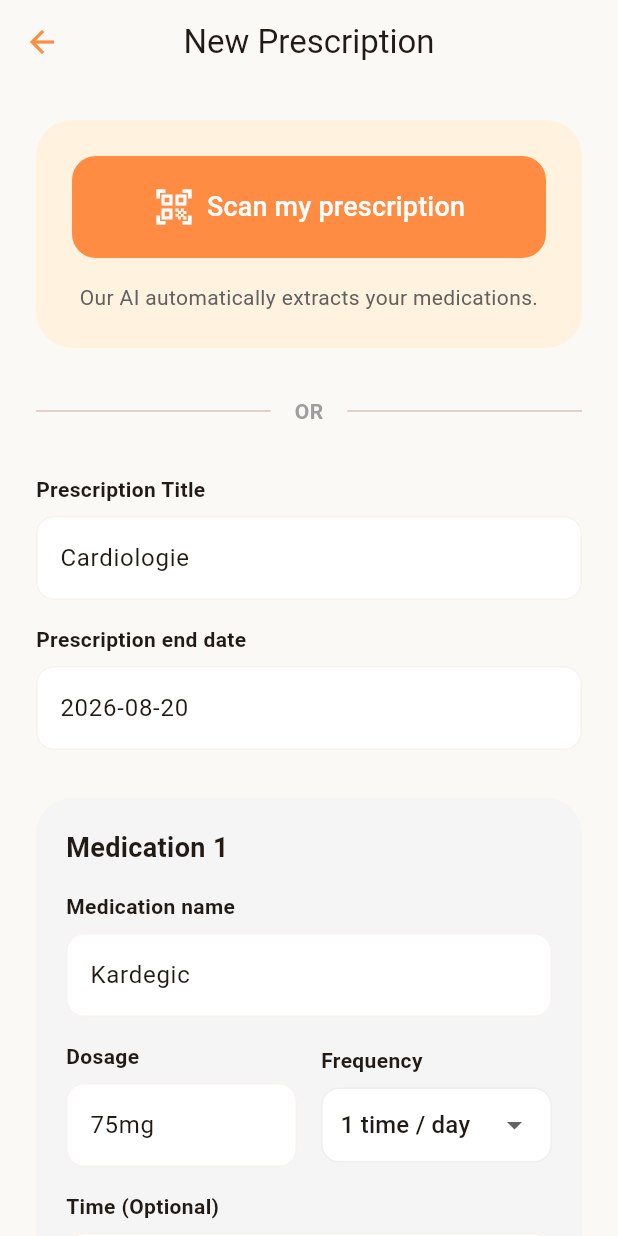
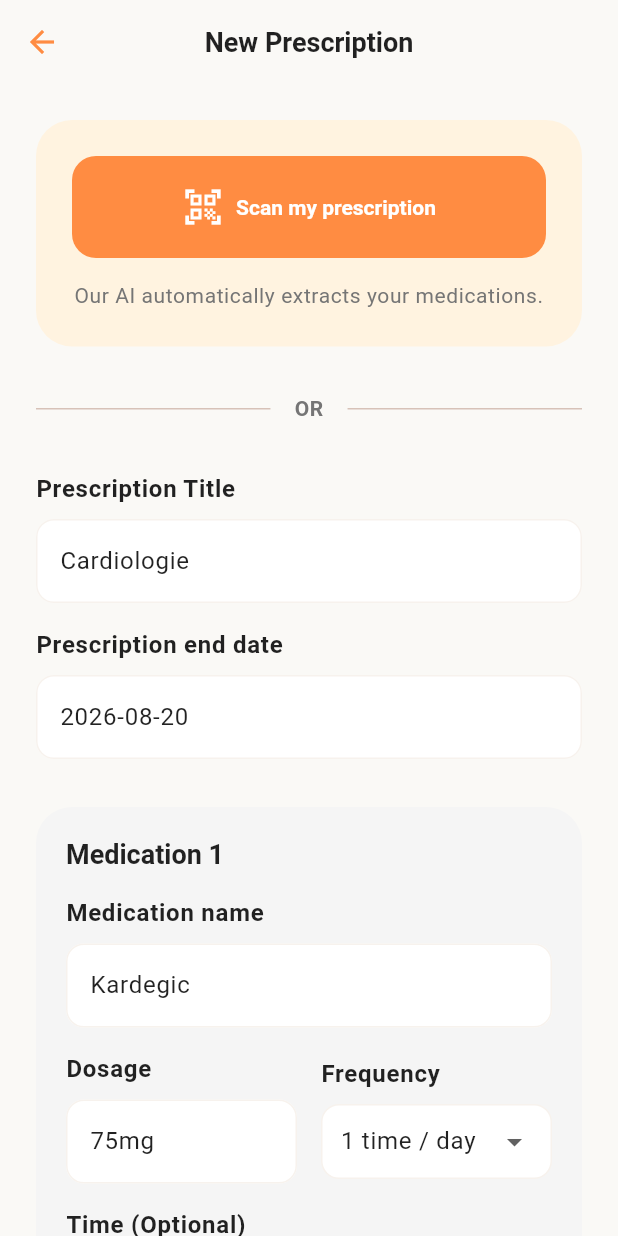
Before and after one commit to Shuvlyy/hec-app, a Flutter app: the EditPrescriptionPage screen opened by its route, after a tap on "Scan my prescription", on a phone screen of 412 x 824 dp. Run offline on Flutter 3.47's test engine with Material 3 defaults, Android fonts, the phone set to English and light mode, and no system bars; our stand-ins replace flutter_local_notifications, flutter_riverpod, gap, go_router, native_glass_navbar, timezone; missing offline and left inert: a package.

Commit message:
v2-alpha

```diff
--- a/app/lib/routing/router.dart
+++ b/app/lib/routing/router.dart
@@ -3,6 +3,7 @@ import 'package:go_router/go_router.dart';
 import 'package:repill/ui/main_screen.dart';
 import 'package:repill/ui/home_page.dart';
 import 'package:repill/ui/prescriptions_page.dart';
+import 'package:repill/ui/prescription_details_page.dart';
 import 'package:repill/ui/edit_prescription_page.dart';
 import 'package:repill/ui/medication_details_page.dart';
 
@@ -28,6 +29,11 @@ final router = GoRouter(
           pageBuilder: (context, state) => const NoTransitionPage(child: PrescriptionsPage()),
           routes: [
             GoRoute(
+              path: 'details/:id',
+              parentNavigatorKey: _rootNavigatorKey,
+              builder: (context, state) => PrescriptionDetailsPage(prescriptionId: state.pathParameters['id']!),
+            ),
+            GoRoute(
               path: 'add',
               parentNavigatorKey: _rootNavigatorKey,
               builder: (context, state) => const EditPrescriptionPage(),
--- a/app/lib/theme/app_theme.dart
+++ b/app/lib/theme/app_theme.dart
@@ -1,15 +1,23 @@
 import 'package:flutter/material.dart';
 
 class AppTheme {
-  // New warmer, orange-y palette
-  static const primaryOrange = Color(0xFFFF8C42); // Vibrant warm orange
-  static const secondaryAmber = Color(0xFFFFB347); // Softer amber/orange
-  static const accentCoral = Color(0xFFFF6B6B); // Warm coral/red for alerts
-  static const backgroundColor = Color(0xFFFAF9F6); // Even warmer white (creamier)
+  // Color palette
+  static const primaryOrange = Color(0xFFFF8C42);
+  static const secondaryAmber = Color(0xFFFFB347);
+  static const accentCoral = Color(0xFFFF6B6B);
+  static const backgroundColor = Color(0xFFFAF9F6);
   static const surfaceColor = Colors.white;
-  static const cardBorderColor = Color(0xFFF7F2ED); // Adjusted border for new BG
+  static const cardBorderColor = Color(0xFFF7F2ED);
+
+  // Harmonized Font Sizes
+  static const double sizeHeading = 24.0;
+  static const double sizeTitle = 18.0;
+  static const double sizeBody = 16.0;
+  static const double sizeCaption = 14.0;
 
   static ThemeData get light {
+    final baseTextTheme = ThemeData.light().textTheme;
+
     return ThemeData(
       useMaterial3: true,
       colorScheme: ColorScheme.fromSeed(
@@ -27,6 +35,31 @@ class AppTheme {
         elevation: 0,
         centerTitle: true,
         iconTheme: IconThemeData(color: primaryOrange),
+        titleTextStyle: TextStyle(
+          fontSize: sizeTitle,
+          fontWeight: FontWeight.bold,
+          color: Colors.black87,
+        ),
+      ),
+      textTheme: baseTextTheme.copyWith(
+        headlineMedium: baseTextTheme.headlineMedium?.copyWith(
+          fontSize: sizeHeading,
+          fontWeight: FontWeight.bold,
+          color: Colors.black87,
+        ),
+        titleLarge: baseTextTheme.titleLarge?.copyWith(
+          fontSize: sizeTitle,
+          fontWeight: FontWeight.bold,
+          color: Colors.black87,
+        ),
+        bodyLarge: baseTextTheme.bodyLarge?.copyWith(
+          fontSize: sizeBody,
+          color: Colors.black87,
+        ),
+        bodySmall: baseTextTheme.bodySmall?.copyWith(
+          fontSize: sizeCaption,
+          color: Colors.grey.shade600,
+        ),
       ),
       cardTheme: CardThemeData(
         color: surfaceColor,
@@ -40,6 +73,10 @@ class AppTheme {
         style: FilledButton.styleFrom(
           backgroundColor: primaryOrange,
           foregroundColor: Colors.white,
+          textStyle: const TextStyle(
+            fontSize: sizeBody,
+            fontWeight: FontWeight.bold,
+          ),
           shape: RoundedRectangleBorder(
             borderRadius: BorderRadius.circular(16),
           ),
@@ -50,6 +87,10 @@ class AppTheme {
         style: ElevatedButton.styleFrom(
           backgroundColor: primaryOrange,
           foregroundColor: Colors.white,
+          textStyle: const TextStyle(
+            fontSize: sizeCaption,
+            fontWeight: FontWeight.bold,
+          ),
           elevation: 0,
           shape: RoundedRectangleBorder(
             borderRadius: BorderRadius.circular(12),
@@ -59,6 +100,8 @@ class AppTheme {
       inputDecorationTheme: InputDecorationTheme(
         filled: true,
         fillColor: Colors.white,
+        hintStyle: const TextStyle(fontSize: sizeCaption),
+        labelStyle: const TextStyle(fontSize: sizeCaption),
         border: OutlineInputBorder(
           borderRadius: BorderRadius.circular(12),
           borderSide: const BorderSide(color: cardBorderColor),
--- a/app/lib/ui/edit_prescription_page.dart
+++ b/app/lib/ui/edit_prescription_page.dart
@@ -99,7 +99,6 @@ class _EditPrescriptionPageState extends ConsumerState<EditPrescriptionPage> {
       _isScanning = false;
       _titleController.text = "Cardiologie";
 
-      // Clear existing and add scan results
       for (var med in _medications) {
         med.dispose();
       }
@@ -161,25 +160,28 @@ class _EditPrescriptionPageState extends ConsumerState<EditPrescriptionPage> {
             if (widget.prescriptionId == null) ...[
               _buildScanButton(l10n),
               const Gap(32),
-              const Row(
+              Row(
                 children: [
-                  Expanded(child: Divider()),
+                  const Expanded(child: Divider()),
                   Padding(
-                    padding: EdgeInsets.symmetric(horizontal: 16),
-                    child: Text("OR", style: TextStyle(color: Colors.grey, fontWeight: FontWeight.bold)),
+                    padding: const EdgeInsets.symmetric(horizontal: 16),
+                    child: Text(
+                      "OR",
+                      style: Theme.of(context).textTheme.bodySmall?.copyWith(fontWeight: FontWeight.bold),
+                    ),
                   ),
-                  Expanded(child: Divider()),
+                  const Expanded(child: Divider()),
                 ],
               ),
               const Gap(32),
             ],
-            _buildTextField(l10n.prescriptionTitle, "e.g., Diabetes", _titleController),
+            _buildTextField(context, l10n.prescriptionTitle, "e.g., Diabetes", _titleController),
             const Gap(16),
-            _buildTextField(l10n.prescriptionEndDate, "yyyy-mm-dd", _dateController),
+            _buildTextField(context, l10n.prescriptionEndDate, "yyyy-mm-dd", _dateController),
             const Gap(32),
             ..._medications.asMap().entries.map((entry) => Padding(
               padding: const EdgeInsets.only(bottom: 24),
-              child: _buildMedicationForm(l10n, entry.key, entry.value),
+              child: _buildMedicationForm(context, l10n, entry.key, entry.value),
             )),
             OutlinedButton.icon(
               onPressed: _addMedication,
@@ -189,23 +191,26 @@ class _EditPrescriptionPageState extends ConsumerState<EditPrescriptionPage> {
                 foregroundColor: const Color(0xFFFF8C42),
                 side: const BorderSide(color: Color(0xFFFF8C42)),
                 padding: const EdgeInsets.symmetric(vertical: 16),
+                textStyle: const TextStyle(fontSize: 16, fontWeight: FontWeight.bold),
                 shape: RoundedRectangleBorder(borderRadius: BorderRadius.circular(16)),
               ),
             ),
             const Gap(40),
             FilledButton(
               onPressed: _save,
-              child: Text(l10n.savePrescription, style: const TextStyle(fontSize: 18, fontWeight: FontWeight.bold)),
+              child: Text(l10n.savePrescription),
             ),
             if (widget.prescriptionId != null) ...[
               const Gap(16),
               TextButton.icon(
                 onPressed: _delete,
                 icon: const Icon(Icons.delete_outline, color: Colors.red),
-                label: const Text("Delete Prescription", style: TextStyle(color: Colors.red, fontWeight: FontWeight.bold)),
+                label: const Text(
+                  "Delete Prescription",
+                  style: TextStyle(color: Colors.red, fontWeight: FontWeight.bold, fontSize: 16),
+                ),
                 style: TextButton.styleFrom(
                   padding: const EdgeInsets.symmetric(vertical: 16),
-                  overlayColor: Colors.red,
                 ),
               ),
             ],
@@ -232,7 +237,7 @@ class _EditPrescriptionPageState extends ConsumerState<EditPrescriptionPage> {
               icon: _isScanning
                 ? const SizedBox(width: 20, height: 20, child: CircularProgressIndicator(strokeWidth: 2, color: Colors.white))
                 : const Icon(Icons.qr_code_scanner, size: 28),
-              label: Text(_isScanning ? "Scanning..." : l10n.scanMyPrescription, style: const TextStyle(fontSize: 18)),
+              label: Text(_isScanning ? "Scanning..." : l10n.scanMyPrescription),
               style: ElevatedButton.styleFrom(
                 backgroundColor: const Color(0xFFFF8C42),
                 foregroundColor: Colors.white,
@@ -246,28 +251,32 @@ class _EditPrescriptionPageState extends ConsumerState<EditPrescriptionPage> {
           Text(
             l10n.aiScanDescription,
             textAlign: TextAlign.center,
-            style: TextStyle(color: Colors.grey.shade700, fontSize: 14),
+            style: Theme.of(context).textTheme.bodySmall,
           ),
         ],
       ),
     );
   }
 
-  Widget _buildTextField(String label, String hint, TextEditingController controller) {
+  Widget _buildTextField(BuildContext context, String label, String hint, TextEditingController controller) {
     return Column(
       crossAxisAlignment: CrossAxisAlignment.start,
       children: [
-        Text(label, style: const TextStyle(fontWeight: FontWeight.bold, fontSize: 14)),
+        Text(
+          label,
+          style: Theme.of(context).textTheme.bodyLarge?.copyWith(fontWeight: FontWeight.bold),
+        ),
         const Gap(8),
         TextField(
           controller: controller,
+          style: Theme.of(context).textTheme.bodyLarge,
           decoration: InputDecoration(hintText: hint),
         ),
       ],
     );
   }
 
-  Widget _buildMedicationForm(AppLocalizations l10n, int index, MedicationFormState medState) {
+  Widget _buildMedicationForm(BuildContext context, AppLocalizations l10n, int index, MedicationFormState medState) {
     return Container(
       padding: const EdgeInsets.all(20),
       decoration: BoxDecoration(
@@ -280,7 +289,10 @@ class _EditPrescriptionPageState extends ConsumerState<EditPrescriptionPage> {
           Row(
             mainAxisAlignment: MainAxisAlignment.spaceBetween,
             children: [
-              Text("Medication ${index + 1}", style: const TextStyle(fontWeight: FontWeight.bold, fontSize: 18)),
+              Text(
+                "Medication ${index + 1}",
+                style: Theme.of(context).textTheme.titleLarge,
+              ),
               if (_medications.length > 1)
                 IconButton(
                   icon: const Icon(Icons.delete_outline, color: Colors.grey),
@@ -289,29 +301,33 @@ class _EditPrescriptionPageState extends ConsumerState<EditPrescriptionPage> {
             ],
           ),
           const Gap(16),
-          _buildTextField(l10n.medicationName, "Ex: Tylenol", medState.nameController),
+          _buildTextField(context, l10n.medicationName, "Ex: Tylenol", medState.nameController),
           const Gap(16),
           Row(
             children: [
-              Expanded(child: _buildTextField(l10n.dosage, "Ex: 1000mg", medState.dosageController)),
+              Expanded(child: _buildTextField(context, l10n.dosage, "Ex: 1000mg", medState.dosageController)),
               const Gap(16),
               Expanded(
                 child: Column(
                   crossAxisAlignment: CrossAxisAlignment.start,
                   children: [
-                    Text(l10n.frequency, style: const TextStyle(fontWeight: FontWeight.bold, fontSize: 14)),
+                    Text(
+                      l10n.frequency,
+                      style: Theme.of(context).textTheme.bodyLarge?.copyWith(fontWeight: FontWeight.bold),
+                    ),
                     const Gap(8),
                     Container(
                       padding: const EdgeInsets.symmetric(horizontal: 12),
                       decoration: BoxDecoration(
                         color: Colors.white,
                         borderRadius: BorderRadius.circular(12),
-                        border: Border.all(color: Colors.grey.shade200),
+                        border: Border.all(color: const Color(0xFFF7F2ED)),
                       ),
                       child: DropdownButtonHideUnderline(
                         child: DropdownButton<Frequency>(
                           value: medState.frequency,
                           isExpanded: true,
+                          style: Theme.of(context).textTheme.bodyLarge,
                           items: Frequency.values.map((f) => DropdownMenuItem(
                             value: f,
                             child: Text(f.toDisplayString(l10n)),
@@ -326,7 +342,7 @@ class _EditPrescriptionPageState extends ConsumerState<EditPrescriptionPage> {
             ],
           ),
           const Gap(16),
-          _buildTextField(l10n.timeOptional, "--:--", medState.timeController),
+          _buildTextField(context, l10n.timeOptional, "--:--", medState.timeController),
         ],
       ),
     );
--- a/app/lib/ui/prescriptions_page.dart
+++ b/app/lib/ui/prescriptions_page.dart
@@ -18,7 +18,7 @@ class PrescriptionsPage extends ConsumerWidget {
 
     return Scaffold(
       appBar: AppBar(
-        title: null, // Title is in the placeholder in MainScreen
+        title: null,
         actions: [
           IconButton(
             icon: const Icon(Icons.add, color: Color(0xFFFF8C42), size: 32),
@@ -34,14 +34,12 @@ class PrescriptionsPage extends ConsumerWidget {
           children: [
             Text(
               l10n.prescriptions,
-              style: Theme.of(context).textTheme.headlineMedium?.copyWith(
-                    fontWeight: FontWeight.bold,
-                  ),
+              style: Theme.of(context).textTheme.headlineMedium,
             ),
             const Gap(8),
             Text(
               "Find all your current treatments and active prescriptions here.",
-              style: TextStyle(color: Colors.grey.shade600),
+              style: Theme.of(context).textTheme.bodySmall,
             ),
             const Gap(32),
             ...prescriptions.map((p) => _buildPrescriptionCard(context, p)),
@@ -56,13 +54,16 @@ class PrescriptionsPage extends ConsumerWidget {
     final l10n = AppLocalizations.of(context)!;
     final now = DateTime.now();
     final difference = p.endDate.difference(now).inDays;
-    final isExpiringSoon = difference <= 3;
+    final isExpiringSoon = difference <= 5;
 
     final cardColor = isExpiringSoon ? const Color(0xFFFFF1F1) : Colors.white;
-    final borderColor = isExpiringSoon ? const Color(0xFFF44336).withOpacity(0.3) : Colors.grey.shade200;
+    final borderColor = isExpiringSoon ? const Color(0xFFFF6B6B).withOpacity(0.3) : const Color(0xFFF7F2ED);
 
-    return Card(
-      margin: const EdgeInsets.only(bottom: 24),
+    return InkWell(
+      onTap: () => context.push('/prescriptions/details/${p.id}'),
+      borderRadius: BorderRadius.circular(24),
+      child: Card(
+        margin: const EdgeInsets.only(bottom: 24),
       color: cardColor,
       shape: RoundedRectangleBorder(
         borderRadius: BorderRadius.circular(24),
@@ -88,7 +89,7 @@ class PrescriptionsPage extends ConsumerWidget {
                 Expanded(
                   child: Text(
                     p.title,
-                    style: const TextStyle(fontWeight: FontWeight.w600, fontSize: 20),
+                    style: Theme.of(context).textTheme.titleLarge,
                   ),
                 ),
                 IconButton(
@@ -97,14 +98,14 @@ class PrescriptionsPage extends ConsumerWidget {
                 ),
               ],
             ),
-            const Gap(24),
+            const Gap(16),
             Container(
               padding: const EdgeInsets.all(16),
               decoration: BoxDecoration(
                 color: isExpiringSoon ? Colors.white : Colors.grey.shade50,
                 borderRadius: BorderRadius.circular(20),
                 border: Border.all(
-                  color: isExpiringSoon ? const Color(0xFFF44336).withOpacity(0.1) : Colors.transparent,
+                  color: isExpiringSoon ? const Color(0xFFFF6B6B).withOpacity(0.1) : Colors.transparent,
                 ),
               ),
               child: Column(
@@ -124,13 +125,13 @@ class PrescriptionsPage extends ConsumerWidget {
                         Expanded(
                           child: Text(
                             '${m.name} ${m.dosage}',
-                            style: const TextStyle(fontWeight: FontWeight.w500, fontSize: 14),
+                            style: const TextStyle(fontWeight: FontWeight.w500, fontSize: 16),
                           ),
                         ),
                         const Gap(8),
                         Text(
                           m.frequency.toDisplayString(l10n),
-                          style: TextStyle(color: Colors.grey.shade600, fontSize: 13),
+                          style: Theme.of(context).textTheme.bodySmall,
                         ),
                       ],
                     ),
@@ -144,14 +145,11 @@ class PrescriptionsPage extends ConsumerWidget {
             if (!isExpiringSoon) ...[
               Row(
                 children: [
-                  const Icon(Icons.calendar_month_outlined, size: 20,
-                      color: Colors.grey),
+                  const Icon(Icons.calendar_month_outlined, size: 20, color: Colors.grey),
                   const Gap(8),
                   Text(
-                    'Valid until ${DateFormat('MMMM d, yyyy').format(
-                        p.endDate)}',
-                    style: const TextStyle(
-                        color: Colors.grey, fontWeight: FontWeight.w500),
+                    'Valid until ${DateFormat('MMMM d, yyyy').format(p.endDate)}',
+                    style: Theme.of(context).textTheme.bodySmall?.copyWith(fontWeight: FontWeight.w500),
                   ),
                 ],
               ),
@@ -159,23 +157,22 @@ class PrescriptionsPage extends ConsumerWidget {
               Row(
                 crossAxisAlignment: CrossAxisAlignment.start,
                 children: [
-                  const Icon(Icons.error_outline, color: Color(0xFFF44336), size: 24),
+                  const Icon(Icons.error_outline, color: Color(0xFFFF6B6B), size: 24),
                   const Gap(12),
                   Expanded(
                     child: Column(
                       crossAxisAlignment: CrossAxisAlignment.start,
                       children: [
-                        const Text(
+                        Text(
                           "Warning",
-                          style: TextStyle(
-                            color: Color(0xFFF44336),
+                          style: Theme.of(context).textTheme.bodyLarge?.copyWith(
+                            color: const Color(0xFFFF6B6B),
                             fontWeight: FontWeight.bold,
-                            fontSize: 16,
                           ),
                         ),
                         Text(
                           l10n.expiresInDays(difference, DateFormat('MMM d, yyyy').format(p.endDate)),
-                          style: const TextStyle(color: Color(0xFFF44336), fontSize: 14),
+                          style: Theme.of(context).textTheme.bodySmall?.copyWith(color: const Color(0xFFFF6B6B)),
                         ),
                       ],
                     ),
@@ -186,7 +183,7 @@ class PrescriptionsPage extends ConsumerWidget {
           ],
         ),
       ),
-    );
+    ));
   }
 
   IconData _getMedicationIcon(String category) {
```
Also changed, not shown: app/lib/providers/prescription_provider.dart (+7 -0 lines), app/lib/ui/home_page.dart (+13 -10 lines), app/lib/ui/medication_details_page.dart (+25 -13 lines), app/lib/ui/prescription_details_page.dart (added, +230 -0 lines).
